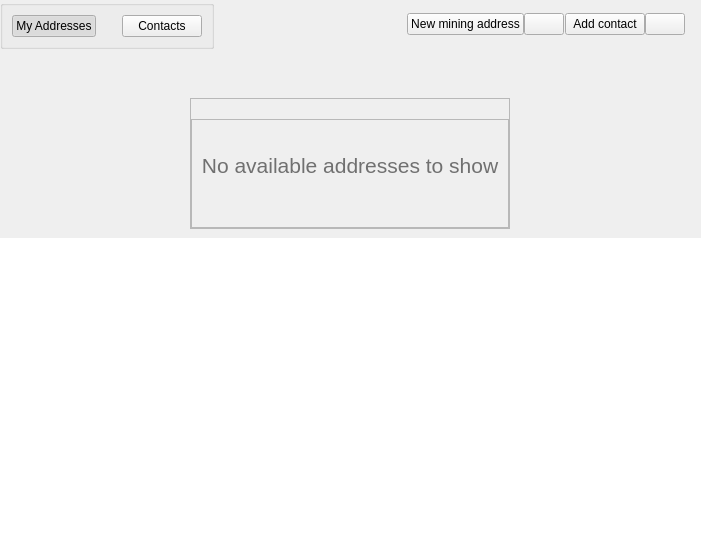
This is src/qt/veil/forms/addresseswidget.ui in Veil-Project/veil as Qt 5 draws it before an edit. The edited form follows.
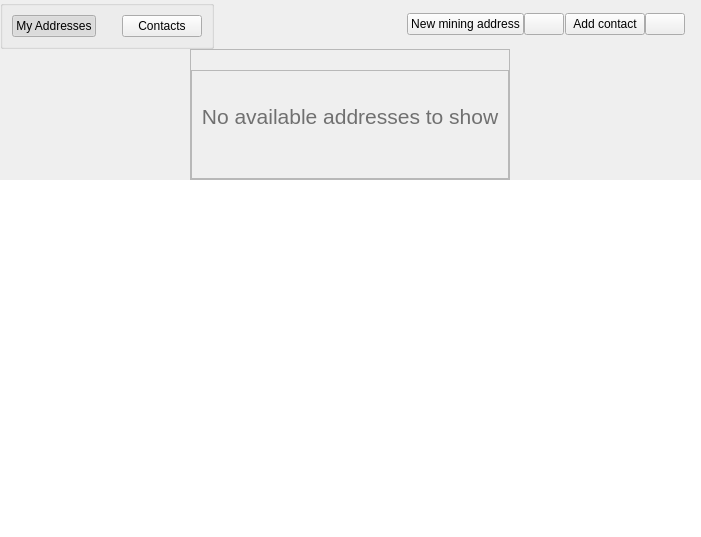
This is the edited form. Icons and pictures are not drawn.

Commit message: fixes to drop down window and remove vertical spacer address book page

Diff of the .ui file:
```diff
--- a/src/qt/veil/forms/addresseswidget.ui
+++ b/src/qt/veil/forms/addresseswidget.ui
@@ -212,19 +212,6 @@
         </item>
        </layout>
       </item>
-      <item>
-       <spacer name="verticalSpacer">
-        <property name="orientation">
-         <enum>Qt::Vertical</enum>
-        </property>
-        <property name="sizeHint" stdset="0">
-         <size>
-          <width>20</width>
-          <height>40</height>
-         </size>
-        </property>
-       </spacer>
-      </item>
       <item alignment="Qt::AlignHCenter|Qt::AlignVCenter">
        <widget class="QFrame" name="empty">
         <property name="enabled">
```
The commit also changes 3 other files.
